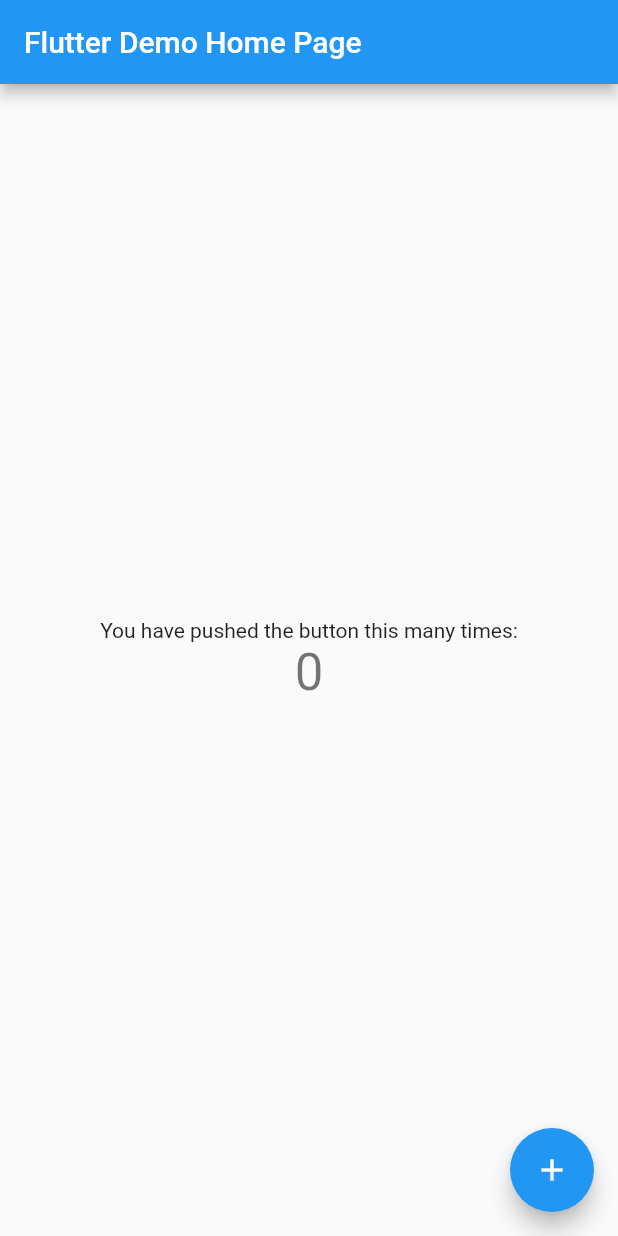
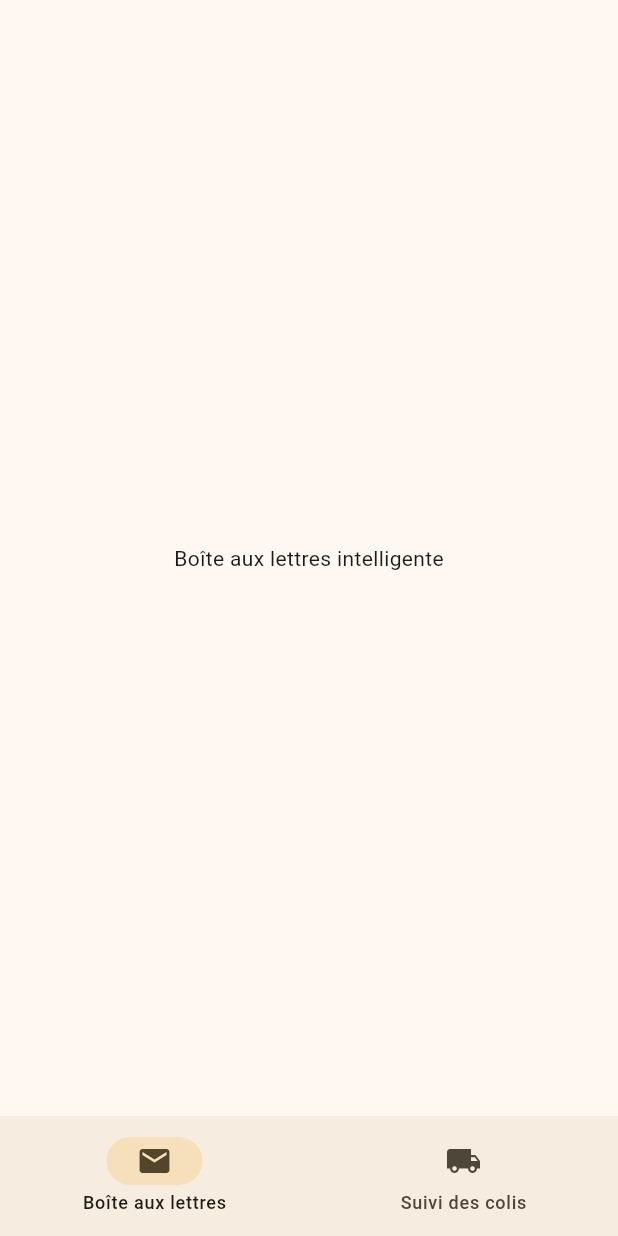
Before and after one commit to tachard/smart_mailbox, a Flutter app: the screen it shows after launch, on a phone screen of 412 x 824 dp. Run offline on Flutter 3.47's test engine with Material 2 defaults, Android fonts, the phone set to English and light mode, and no system bars.

Commit message:
Functioning nav bar

```diff
--- a/lib/main.dart
+++ b/lib/main.dart
@@ -1,115 +1,87 @@
 import 'package:flutter/material.dart';
 
-void main() {
-  runApp(const MyApp());
-}
+void main() => runApp(const ExampleApp());
 
-class MyApp extends StatelessWidget {
-  const MyApp({super.key});
+class ExampleApp extends StatelessWidget {
+  const ExampleApp({super.key});
 
-  // This widget is the root of your application.
   @override
   Widget build(BuildContext context) {
     return MaterialApp(
-      title: 'Flutter Demo',
-      theme: ThemeData(
-        // This is the theme of your application.
-        //
-        // Try running your application with "flutter run". You'll see the
-        // application has a blue toolbar. Then, without quitting the app, try
-        // changing the primarySwatch below to Colors.green and then invoke
-        // "hot reload" (press "r" in the console where you ran "flutter run",
-        // or simply save your changes to "hot reload" in a Flutter IDE).
-        // Notice that the counter didn't reset back to zero; the application
-        // is not restarted.
-        primarySwatch: Colors.blue,
-      ),
-      home: const MyHomePage(title: 'Flutter Demo Home Page'),
-    );
+        title: 'Flutter Learn',
+        theme: ThemeData(
+          useMaterial3: true,
+          colorScheme: ColorScheme.fromSeed(seedColor: Colors.amber),
+        ),
+        home: MyHomePage());
   }
 }
 
 class MyHomePage extends StatefulWidget {
-  const MyHomePage({super.key, required this.title});
-
-  // This widget is the home page of your application. It is stateful, meaning
-  // that it has a State object (defined below) that contains fields that affect
-  // how it looks.
-
-  // This class is the configuration for the state. It holds the values (in this
-  // case the title) provided by the parent (in this case the App widget) and
-  // used by the build method of the State. Fields in a Widget subclass are
-  // always marked "final".
-
-  final String title;
+  const MyHomePage({super.key});
 
   @override
   State<MyHomePage> createState() => _MyHomePageState();
 }
 
 class _MyHomePageState extends State<MyHomePage> {
-  int _counter = 0;
-
-  void _incrementCounter() {
-    setState(() {
-      // This call to setState tells the Flutter framework that something has
-      // changed in this State, which causes it to rerun the build method below
-      // so that the display can reflect the updated values. If we changed
-      // _counter without calling setState(), then the build method would not be
-      // called again, and so nothing would appear to happen.
-      _counter++;
-    });
-  }
+  int currentPageIndex = 0;
 
   @override
   Widget build(BuildContext context) {
-    // This method is rerun every time setState is called, for instance as done
-    // by the _incrementCounter method above.
-    //
-    // The Flutter framework has been optimized to make rerunning build methods
-    // fast, so that you can just rebuild anything that needs updating rather
-    // than having to individually change instances of widgets.
+    Widget page;
+
+    switch (currentPageIndex) {
+      case 0:
+        page = SmartMailBox();
+        break;
+      case 1:
+        page = LaPosteApi();
+        break;
+      default:
+        throw UnimplementedError("A page with this value is not implemented");
+    }
+
     return Scaffold(
-      appBar: AppBar(
-        // Here we take the value from the MyHomePage object that was created by
-        // the App.build method, and use it to set our appbar title.
-        title: Text(widget.title),
+      bottomNavigationBar: NavigationBar(
+        onDestinationSelected: (int index) {
+          setState(() {
+            currentPageIndex = index;
+          });
+        },
+        selectedIndex: currentPageIndex,
+        destinations: const <Widget>[
+          NavigationDestination(
+            icon: Icon(Icons.mail),
+            label: 'Boîte aux lettres',
+          ),
+          NavigationDestination(
+            icon: Icon(Icons.local_shipping),
+            label: 'Suivi des colis',
+          ),
+        ],
       ),
-      body: Center(
-        // Center is a layout widget. It takes a single child and positions it
-        // in the middle of the parent.
-        child: Column(
-          // Column is also a layout widget. It takes a list of children and
-          // arranges them vertically. By default, it sizes itself to fit its
-          // children horizontally, and tries to be as tall as its parent.
-          //
-          // Invoke "debug painting" (press "p" in the console, choose the
-          // "Toggle Debug Paint" action from the Flutter Inspector in Android
-          // Studio, or the "Toggle Debug Paint" command in Visual Studio Code)
-          // to see the wireframe for each widget.
-          //
-          // Column has various properties to control how it sizes itself and
-          // how it positions its children. Here we use mainAxisAlignment to
-          // center the children vertically; the main axis here is the vertical
-          // axis because Columns are vertical (the cross axis would be
-          // horizontal).
-          mainAxisAlignment: MainAxisAlignment.center,
-          children: <Widget>[
-            const Text(
-              'You have pushed the button this many times:',
-            ),
-            Text(
-              '$_counter',
-              style: Theme.of(context).textTheme.headline4,
-            ),
-          ],
-        ),
-      ),
-      floatingActionButton: FloatingActionButton(
-        onPressed: _incrementCounter,
-        tooltip: 'Increment',
-        child: const Icon(Icons.add),
-      ), // This trailing comma makes auto-formatting nicer for build methods.
+      body: page,
     );
   }
 }
+
+class SmartMailBox extends StatelessWidget {
+  @override
+  Widget build(BuildContext context) {
+    return Column(
+      mainAxisAlignment: MainAxisAlignment.center,
+      children: [Center(child: Text("Boîte aux lettres intelligente"))],
+    );
+  }
+}
+
+class LaPosteApi extends StatelessWidget {
+  @override
+  Widget build(BuildContext context) {
+    return Column(
+      mainAxisAlignment: MainAxisAlignment.center,
+      children: [Center(child: Text("API La Poste"))],
+    );
+  }
+}
--- a/pubspec.yaml
+++ b/pubspec.yaml
@@ -17,7 +17,7 @@
 # https://developer.apple.com/library/archive/documentation/General/Reference/InfoPlistKeyReference/Articles/CoreFoundationKeys.html
 # In Windows, build-name is used as the major, minor, and patch parts
 # of the product and file versions while build-number is used as the build suffix.
-version: 1.0.0+1
+version: 0.0.0+1
 
 environment:
   sdk: '>=2.18.6 <3.0.0'
@@ -31,6 +31,8 @@
 dependencies:
   flutter:
     sdk: flutter
+  provider: ^6.0.0
+
 
 
   # The following adds the Cupertino Icons font to your application.
```
Also changed, not shown: analysis_options.yaml (+7 -2 lines), pubspec.lock, 1 other file.
